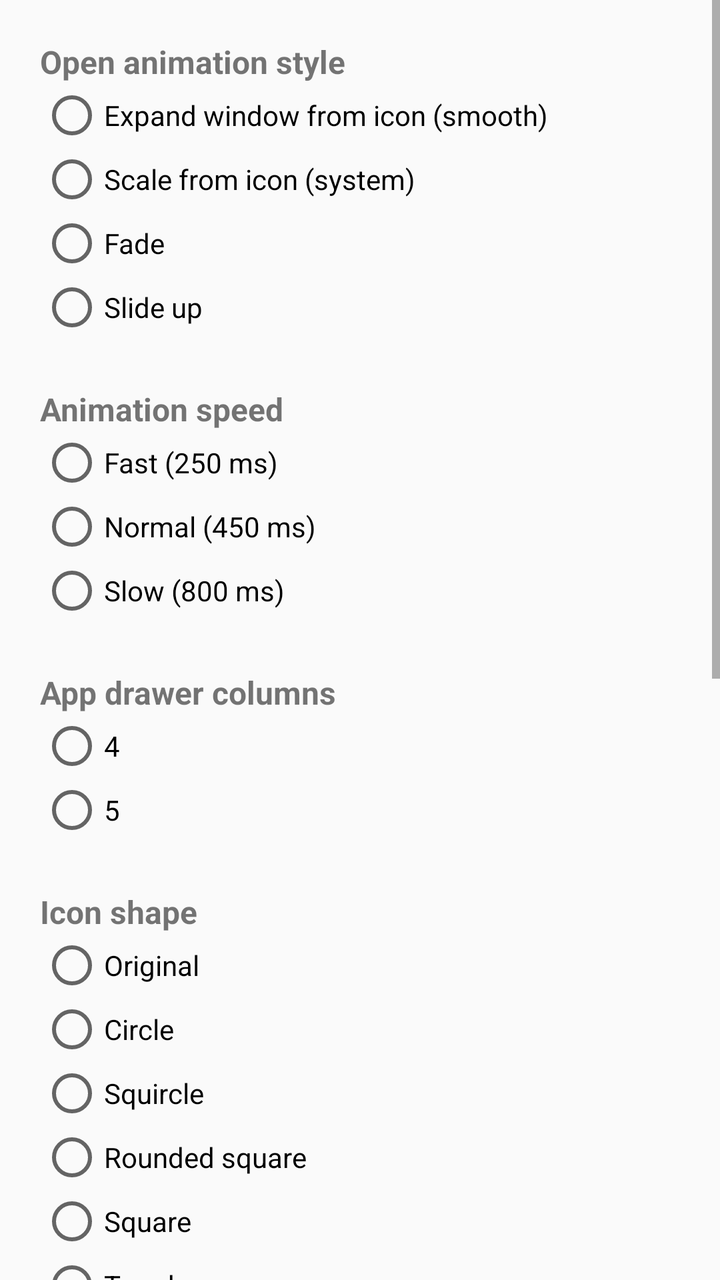
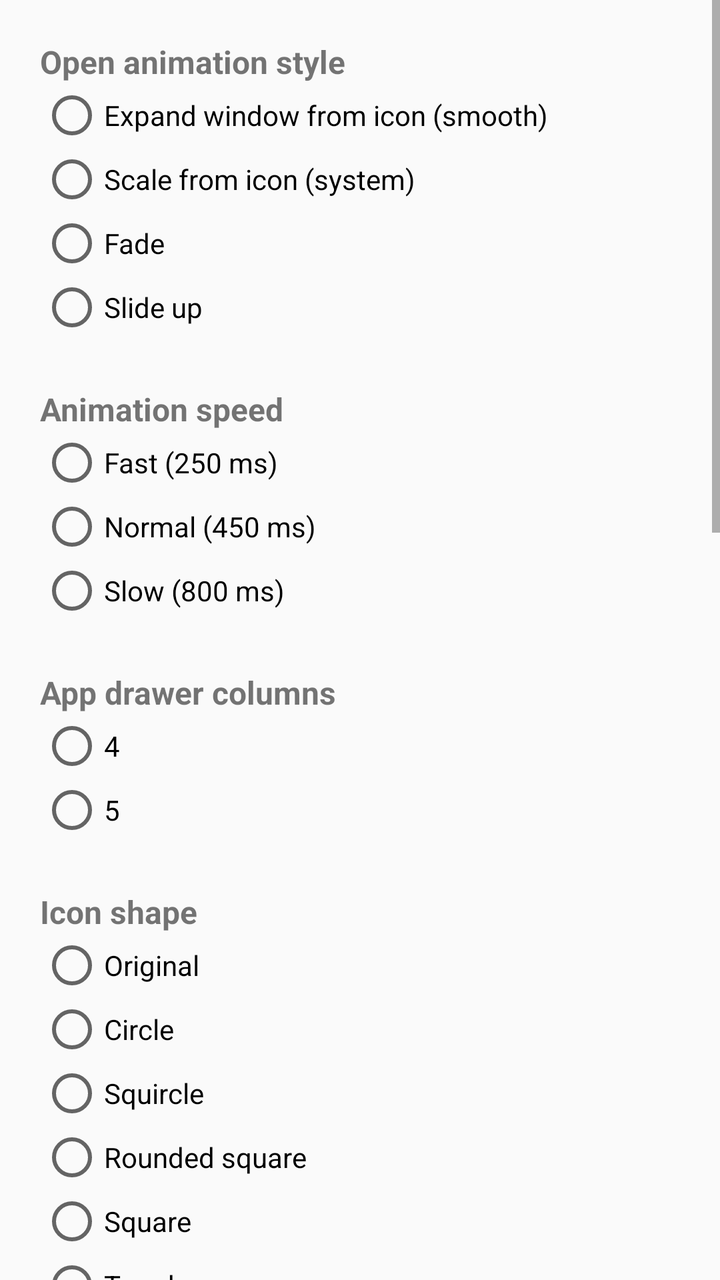

The first picture is an Android layout as it rendered before a commit; the second is the same layout after the commit. The layout source and the unified diff follow.
<!-- AndroidManifest.xml: activity theme Theme.Launcher.Settings -->
<!-- res/layout/activity_settings.xml -->
<?xml version="1.0" encoding="utf-8"?>
<ScrollView xmlns:android="http://schemas.android.com/apk/res/android"
    android:layout_width="match_parent"
    android:layout_height="match_parent">

    <LinearLayout
        android:layout_width="match_parent"
        android:layout_height="wrap_content"
        android:orientation="vertical"
        android:padding="20dp">

        <TextView android:layout_width="wrap_content" android:layout_height="wrap_content"
            android:text="Open animation style" android:textSize="16sp" android:textStyle="bold" />
        <RadioGroup android:id="@+id/styleGroup" android:layout_width="match_parent" android:layout_height="wrap_content">
            <RadioButton android:id="@+id/styleWindow" android:layout_width="wrap_content" android:layout_height="wrap_content" android:text="Expand window from icon (smooth)" />
            <RadioButton android:id="@+id/styleScale" android:layout_width="wrap_content" android:layout_height="wrap_content" android:text="Scale from icon (system)" />
            <RadioButton android:id="@+id/styleFade" android:layout_width="wrap_content" android:layout_height="wrap_content" android:text="Fade" />
            <RadioButton android:id="@+id/styleSlide" android:layout_width="wrap_content" android:layout_height="wrap_content" android:text="Slide up" />
        </RadioGroup>

        <TextView android:layout_width="wrap_content" android:layout_height="wrap_content"
            android:layout_marginTop="24dp" android:text="Animation speed" android:textSize="16sp" android:textStyle="bold" />
        <RadioGroup android:id="@+id/speedGroup" android:layout_width="match_parent" android:layout_height="wrap_content">
            <RadioButton android:id="@+id/speedFast" android:layout_width="wrap_content" android:layout_height="wrap_content" android:text="Fast (250 ms)" />
            <RadioButton android:id="@+id/speedNormal" android:layout_width="wrap_content" android:layout_height="wrap_content" android:text="Normal (450 ms)" />
            <RadioButton android:id="@+id/speedSlow" android:layout_width="wrap_content" android:layout_height="wrap_content" android:text="Slow (800 ms)" />
        </RadioGroup>

        <TextView android:layout_width="wrap_content" android:layout_height="wrap_content"
            android:layout_marginTop="24dp" android:text="App drawer columns" android:textSize="16sp" android:textStyle="bold" />
        <RadioGroup android:id="@+id/colsGroup" android:layout_width="match_parent" android:layout_height="wrap_content">
            <RadioButton android:id="@+id/cols4" android:layout_width="wrap_content" android:layout_height="wrap_content" android:text="4" />
            <RadioButton android:id="@+id/cols5" android:layout_width="wrap_content" android:layout_height="wrap_content" android:text="5" />
        </RadioGroup>

        <TextView android:layout_width="wrap_content" android:layout_height="wrap_content"
            android:layout_marginTop="24dp" android:text="Icon shape" android:textSize="16sp" android:textStyle="bold" />
        <RadioGroup android:id="@+id/shapeGroup" android:layout_width="match_parent" android:layout_height="wrap_content">
            <RadioButton android:id="@+id/shapeOriginal" android:layout_width="wrap_content" android:layout_height="wrap_content" android:text="Original" />
            <RadioButton android:id="@+id/shapeCircle" android:layout_width="wrap_content" android:layout_height="wrap_content" android:text="Circle" />
            <RadioButton android:id="@+id/shapeSquircle" android:layout_width="wrap_content" android:layout_height="wrap_content" android:text="Squircle" />
            <RadioButton android:id="@+id/shapeRounded" android:layout_width="wrap_content" android:layout_height="wrap_content" android:text="Rounded square" />
            <RadioButton android:id="@+id/shapeSquare" android:layout_width="wrap_content" android:layout_height="wrap_content" android:text="Square" />
            <RadioButton android:id="@+id/shapeTeardrop" android:layout_width="wrap_content" android:layout_height="wrap_content" android:text="Teardrop" />
        </RadioGroup>

        <TextView android:id="@+id/sizeLabel" android:layout_width="wrap_content" android:layout_height="wrap_content"
            android:layout_marginTop="24dp" android:text="Icon size: 100%" android:textSize="16sp" android:textStyle="bold" />
        <SeekBar android:id="@+id/sizeBar" android:layout_width="match_parent" android:layout_height="wrap_content"
            android:layout_marginTop="8dp" android:max="80" />

        <TextView android:id="@+id/labelSizeLabel" android:layout_width="wrap_content" android:layout_height="wrap_content"
            android:layout_marginTop="24dp" android:text="Label size: 100%" android:textSize="16sp" android:textStyle="bold" />
        <SeekBar android:id="@+id/labelSizeBar" android:layout_width="match_parent" android:layout_height="wrap_content"
            android:layout_marginTop="8dp" android:max="100" />

        <TextView android:layout_width="wrap_content" android:layout_height="wrap_content"
            android:layout_marginTop="24dp" android:text="Home screen grid (columns × rows)" android:textSize="16sp" android:textStyle="bold" />
        <RadioGroup android:id="@+id/homeGridGroup" android:layout_width="match_parent" android:layout_height="wrap_content">
            <RadioButton android:id="@+id/grid4x6" android:layout_width="wrap_content" android:layout_height="wrap_content" android:text="4 × 6" />
            <RadioButton android:id="@+id/grid4x7" android:layout_width="wrap_content" android:layout_height="wrap_content" android:text="4 × 7" />
            <RadioButton android:id="@+id/grid5x6" android:layout_width="wrap_content" android:layout_height="wrap_content" android:text="5 × 6" />
        </RadioGroup>

        <TextView android:layout_width="wrap_content" android:layout_height="wrap_content"
            android:layout_marginTop="24dp" android:text="Dock" android:textSize="16sp" android:textStyle="bold" />
        <androidx.appcompat.widget.SwitchCompat android:id="@+id/dockSwitch"
            android:layout_width="match_parent" android:layout_height="wrap_content"
            android:layout_marginTop="8dp" android:text="Show dock" />
        <androidx.appcompat.widget.SwitchCompat android:id="@+id/dockBgSwitch"
            android:layout_width="match_parent" android:layout_height="wrap_content"
            android:layout_marginTop="8dp" android:text="Dock background" />
        <Button android:id="@+id/resetDock" android:layout_width="wrap_content" android:layout_height="wrap_content"
            android:layout_marginTop="8dp" android:text="Reset dock apps" />

        <Button android:id="@+id/resetHome" android:layout_width="wrap_content" android:layout_height="wrap_content"
            android:layout_marginTop="24dp" android:text="Reset home screen layout" />
    </LinearLayout>
</ScrollView>
<!-- resources referenced by this layout -->
<resources>
  <style name="Theme.Launcher.Settings" parent="Theme.AppCompat.DayNight.DarkActionBar" />
</resources>

<!-- the commit's change to res/layout/activity_settings.xml (unified diff, before → after) -->
@@ -63,6 +63,40 @@
         </RadioGroup>
 
         <TextView android:layout_width="wrap_content" android:layout_height="wrap_content"
+            android:layout_marginTop="24dp" android:text="App drawer background" android:textSize="16sp" android:textStyle="bold" />
+        <RadioGroup android:id="@+id/drawerColorGroup" android:layout_width="match_parent" android:layout_height="wrap_content">
+            <RadioButton android:id="@+id/dcAuto" android:layout_width="wrap_content" android:layout_height="wrap_content" android:text="Auto (match wallpaper)" />
+            <RadioButton android:id="@+id/dcLight" android:layout_width="wrap_content" android:layout_height="wrap_content" android:text="Light" />
+            <RadioButton android:id="@+id/dcDark" android:layout_width="wrap_content" android:layout_height="wrap_content" android:text="Dark" />
+        </RadioGroup>
+
+        <LinearLayout android:layout_width="match_parent" android:layout_height="wrap_content"
+            android:layout_marginTop="12dp" android:gravity="center_vertical" android:orientation="horizontal">
+            <TextView android:id="@+id/transLabel" android:layout_width="0dp" android:layout_height="wrap_content"
+                android:layout_weight="1" android:text="Transparency effect: 85%" android:textSize="15sp" />
+            <Button android:id="@+id/transRestore" style="?android:attr/borderlessButtonStyle"
+                android:layout_width="wrap_content" android:layout_height="wrap_content" android:text="Restore" />
+        </LinearLayout>
+        <SeekBar android:id="@+id/transBar" android:layout_width="match_parent" android:layout_height="wrap_content" android:max="100" />
+        <LinearLayout android:layout_width="match_parent" android:layout_height="wrap_content" android:orientation="horizontal">
+            <TextView android:layout_width="0dp" android:layout_height="wrap_content" android:layout_weight="1" android:text="Opaque" android:textSize="12sp" />
+            <TextView android:layout_width="wrap_content" android:layout_height="wrap_content" android:text="Transparent" android:textSize="12sp" />
+        </LinearLayout>
+
+        <LinearLayout android:layout_width="match_parent" android:layout_height="wrap_content"
+            android:layout_marginTop="12dp" android:gravity="center_vertical" android:orientation="horizontal">
+            <TextView android:id="@+id/blurLabel" android:layout_width="0dp" android:layout_height="wrap_content"
+                android:layout_weight="1" android:text="Blur effect: 55%" android:textSize="15sp" />
+            <Button android:id="@+id/blurRestore" style="?android:attr/borderlessButtonStyle"
+                android:layout_width="wrap_content" android:layout_height="wrap_content" android:text="Restore" />
+        </LinearLayout>
+        <SeekBar android:id="@+id/blurBar" android:layout_width="match_parent" android:layout_height="wrap_content" android:max="100" />
+        <LinearLayout android:layout_width="match_parent" android:layout_height="wrap_content" android:orientation="horizontal">
+            <TextView android:layout_width="0dp" android:layout_height="wrap_content" android:layout_weight="1" android:text="Clear" android:textSize="12sp" />
+            <TextView android:layout_width="wrap_content" android:layout_height="wrap_content" android:text="Blurry" android:textSize="12sp" />
+        </LinearLayout>
+
+        <TextView android:layout_width="wrap_content" android:layout_height="wrap_content"
             android:layout_marginTop="24dp" android:text="Dock" android:textSize="16sp" android:textStyle="bold" />
         <androidx.appcompat.widget.SwitchCompat android:id="@+id/dockSwitch"
             android:layout_width="match_parent" android:layout_height="wrap_content"
